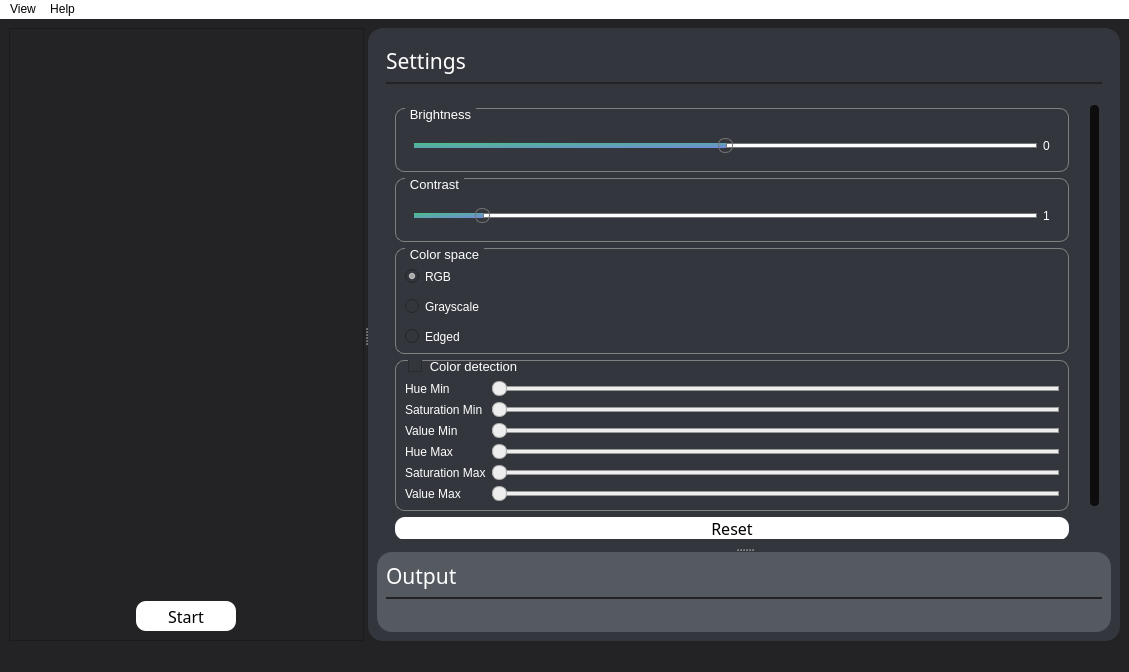
The window that ui_mainWindow.ui (Tobias-Mauritzon/DAT067) describes before a commit, drawn with Qt 5.
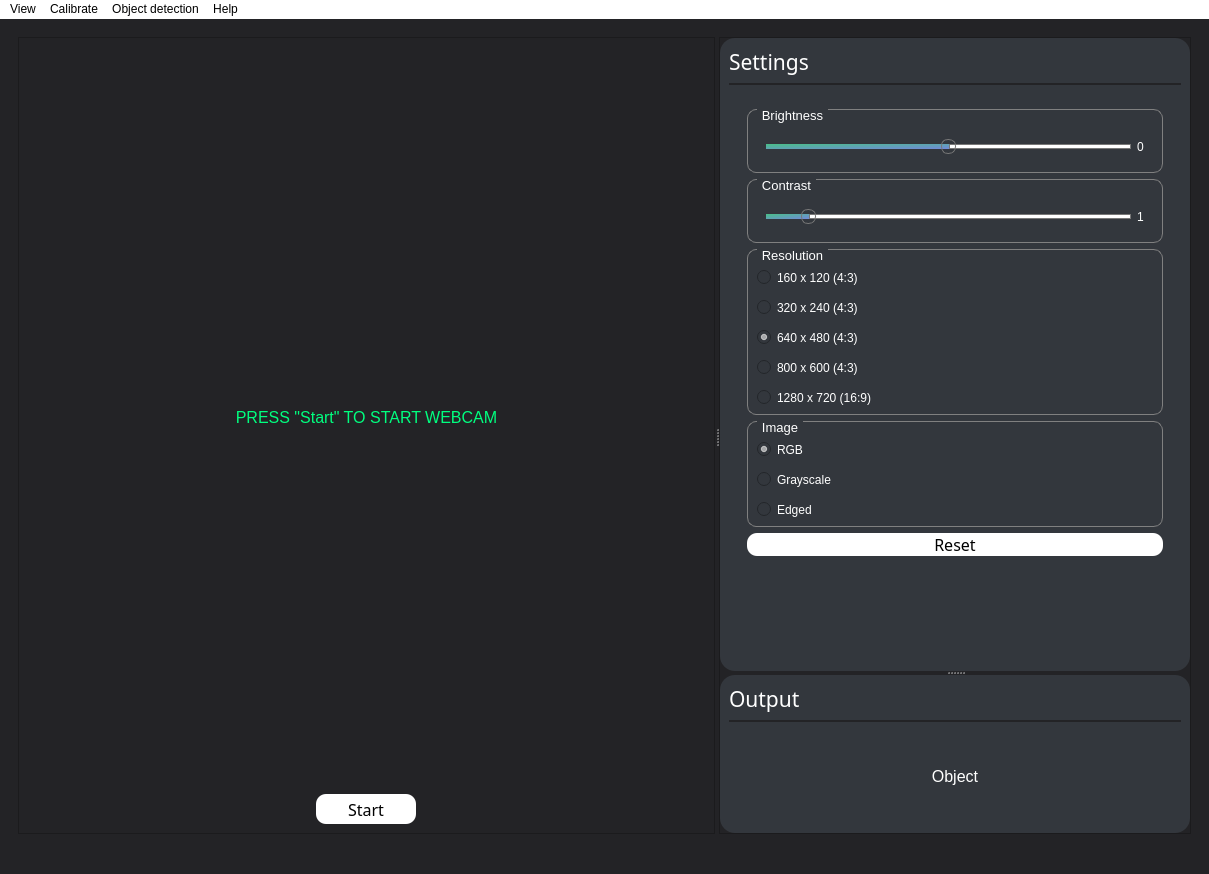
The same window after the commit.

Patch:
```diff
--- a/ui_mainWindow.ui
+++ b/ui_mainWindow.ui
@@ -6,8 +6,8 @@
    <rect>
     <x>0</x>
     <y>0</y>
-    <width>1129</width>
-    <height>672</height>
+    <width>1209</width>
+    <height>874</height>
    </rect>
   </property>
   <property name="windowTitle">
@@ -32,7 +32,7 @@
 /*  HANDLE BAR VERTICAL */
  QScrollBar::handle:vertical
  {
-     background-color: #0D0D0D;         /* Handle color */
+     background-color: rgb(35, 35, 38);         /* Handle color */
      min-height: 5px;
      border-radius: 4px;
  }
@@ -143,11 +143,23 @@
 }
 
 
+/*Buttons*/
 
+QPushButton{
+	background-color: white;
+	border-radius: 10;
+}
 
 </string>
   </property>
   <widget class="QWidget" name="centralwidget">
+   <layout class="QGridLayout" name="gridLayout_2">
+    <item row="0" column="0">
+     <widget class="QStackedWidget" name="stackedWidget">
+      <property name="currentIndex">
+       <number>0</number>
+      </property>
+      <widget class="QWidget" name="camMenu">
    <layout class="QHBoxLayout" name="horizontalLayout">
     <item>
      <widget class="QSplitter" name="Splitter_frame">
@@ -197,14 +209,19 @@
             <height>1</height>
            </size>
           </property>
+              <property name="font">
+               <font>
+                <pointsize>12</pointsize>
+               </font>
+              </property>
           <property name="autoFillBackground">
            <bool>false</bool>
           </property>
           <property name="styleSheet">
-           <string notr="true"/>
+               <string notr="true">color: rgb(0, 255, 127)</string>
           </property>
           <property name="text">
-           <string/>
+               <string>PRESS &quot;Start&quot; TO START WEBCAM</string>
           </property>
           <property name="scaledContents">
            <bool>false</bool>
@@ -238,14 +255,15 @@
            <font>
             <family>Rockwell</family>
             <pointsize>12</pointsize>
+                <weight>50</weight>
+                <bold>false</bold>
            </font>
           </property>
           <property name="layoutDirection">
            <enum>Qt::LeftToRight</enum>
           </property>
           <property name="styleSheet">
-           <string notr="true">background-color: rgb(255,255,255); 
-border-radius: 10px</string>
+               <string notr="true"/>
           </property>
           <property name="text">
            <string>Start</string>
@@ -266,7 +284,7 @@
        </property>
        <property name="minimumSize">
         <size>
-         <width>200</width>
+             <width>300</width>
          <height>0</height>
         </size>
        </property>
@@ -277,7 +295,7 @@
         </size>
        </property>
        <property name="styleSheet">
-        <string notr="true">background-color:rgb(51, 55, 61); border-radius: 15px;</string>
+            <string notr="true"/>
        </property>
        <property name="frameShape">
         <enum>QFrame::StyledPanel</enum>
@@ -286,6 +304,21 @@
         <enum>QFrame::Raised</enum>
        </property>
        <layout class="QVBoxLayout" name="verticalLayout_2">
+            <property name="spacing">
+             <number>6</number>
+            </property>
+            <property name="leftMargin">
+             <number>0</number>
+            </property>
+            <property name="topMargin">
+             <number>0</number>
+            </property>
+            <property name="rightMargin">
+             <number>0</number>
+            </property>
+            <property name="bottomMargin">
+             <number>0</number>
+            </property>
         <item>
          <widget class="QSplitter" name="Splitter_sidePanel">
           <property name="enabled">
@@ -308,7 +341,7 @@
             </sizepolicy>
            </property>
            <property name="styleSheet">
-            <string notr="true"/>
+                <string notr="true">background-color:rgb(51, 55, 61); border-radius: 15px;</string>
            </property>
            <property name="frameShape">
             <enum>QFrame::StyledPanel</enum>
@@ -401,8 +434,8 @@
                 <rect>
                  <x>0</x>
                  <y>0</y>
-                 <width>692</width>
-                 <height>493</height>
+                     <width>468</width>
+                     <height>563</height>
                 </rect>
                </property>
                <layout class="QVBoxLayout" name="verticalLayout_4">
@@ -428,7 +461,7 @@
                   </property>
                   <layout class="QVBoxLayout" name="verticalLayout_5">
                    <property name="leftMargin">
-                    <number>0</number>
+                        <number>9</number>
                    </property>
                    <item>
                     <widget class="QGroupBox" name="groupBox_3">
@@ -705,6 +738,94 @@
                      </layout>
                     </widget>
                    </item>
+                       <item>
+                        <widget class="QGroupBox" name="groupBox">
+                         <property name="font">
+                          <font>
+                           <pointsize>10</pointsize>
+                          </font>
+                         </property>
+                         <property name="styleSheet">
+                          <string notr="true">
+QGroupBox {
+    border: 1px solid gray;
+    border-radius: 9px;
+    margin-top: 0.5em;
+}
+
+QGroupBox::title {
+	color: white;
+	subcontrol-origin: margin;
+    left: 10px;
+    padding: -3 3px 0 3px;
+}</string>
+                         </property>
+                         <property name="title">
+                          <string>Resolution</string>
+                         </property>
+                         <layout class="QVBoxLayout" name="verticalLayout_11">
+                          <property name="spacing">
+                           <number>15</number>
+                          </property>
+                          <property name="topMargin">
+                           <number>20</number>
+                          </property>
+                          <item>
+                           <widget class="QRadioButton" name="radioButton_res_0">
+                            <property name="styleSheet">
+                             <string notr="true">color: white;</string>
+                            </property>
+                            <property name="text">
+                             <string>160 x 120 (4:3) </string>
+                            </property>
+                           </widget>
+                          </item>
+                          <item>
+                           <widget class="QRadioButton" name="radioButton_res_1">
+                            <property name="styleSheet">
+                             <string notr="true">color: white;</string>
+                            </property>
+                            <property name="text">
+                             <string>320 x 240 (4:3)</string>
+                            </property>
+                           </widget>
+                          </item>
+                          <item>
+                           <widget class="QRadioButton" name="radioButton_res_2">
+                            <property name="styleSheet">
+                             <string notr="true">color:white;</string>
+                            </property>
+                            <property name="text">
+                             <string>640 x 480 (4:3)</string>
+                            </property>
+                            <property name="checked">
+                             <bool>true</bool>
+                            </property>
+                           </widget>
+                          </item>
+                          <item>
+                           <widget class="QRadioButton" name="radioButton_res_3">
+                            <property name="styleSheet">
+                             <string notr="true">color: white;</string>
+                            </property>
+                            <property name="text">
+                             <string>800 x 600 (4:3) </string>
+                            </property>
+                           </widget>
+                          </item>
+                          <item>
+                           <widget class="QRadioButton" name="radioButton_res_4">
+                            <property name="styleSheet">
+                             <string notr="true">color:white;</string>
+                            </property>
+                            <property name="text">
+                             <string>1280 x 720 (16:9)</string>
+                            </property>
+                           </widget>
+                          </item>
+                         </layout>
+                        </widget>
+                       </item>
                    <item>
                     <widget class="QGroupBox" name="groupBox_2">
                      <property name="sizePolicy">
@@ -749,7 +870,7 @@
 }</string>
                      </property>
                      <property name="title">
-                      <string>Color space</string>
+                          <string>Image</string>
                      </property>
                      <property name="alignment">
                       <set>Qt::AlignLeading|Qt::AlignLeft|Qt::AlignTop</set>
@@ -821,185 +942,6 @@
                      </layout>
                     </widget>
                    </item>
-                   <item>
-                    <widget class="QGroupBox" name="groupBox_Color_detection">
-                     <property name="sizePolicy">
-                      <sizepolicy hsizetype="Preferred" vsizetype="Preferred">
-                       <horstretch>0</horstretch>
-                       <verstretch>0</verstretch>
-                      </sizepolicy>
-                     </property>
-                     <property name="minimumSize">
-                      <size>
-                       <width>0</width>
-                       <height>0</height>
-                      </size>
-                     </property>
-                     <property name="maximumSize">
-                      <size>
-                       <width>16777215</width>
-                       <height>16777215</height>
-                      </size>
-                     </property>
-                     <property name="font">
-                      <font>
-                       <pointsize>10</pointsize>
-                      </font>
-                     </property>
-                     <property name="autoFillBackground">
-                      <bool>false</bool>
-                     </property>
-                     <property name="styleSheet">
-                      <string notr="true">
-QGroupBox {
-    border: 1px solid gray;
-    border-radius: 9px;
-    margin-top: 0.5em;
-}
-
-QGroupBox::title {
-	color: white;
-	subcontrol-origin: margin;
-    left: 10px;
-    padding: -3 3px 0 3px;
-}</string>
-                     </property>
-                     <property name="title">
-                      <string>Color detection</string>
-                     </property>
-                     <property name="alignment">
-                      <set>Qt::AlignLeading|Qt::AlignLeft|Qt::AlignTop</set>
-                     </property>
-                     <property name="flat">
-                      <bool>false</bool>
-                     </property>
-                     <property name="checkable">
-                      <bool>true</bool>
-                     </property>
-                     <property name="checked">
-                      <bool>false</bool>
-                     </property>
-                     <layout class="QFormLayout" name="formLayout">
-                      <property name="sizeConstraint">
-                       <enum>QLayout::SetDefaultConstraint</enum>
-                      </property>
-                      <property name="leftMargin">
-                       <number>9</number>
-                      </property>
-                      <property name="topMargin">
-                       <number>20</number>
-                      </property>
-                      <item row="0" column="0">
-                       <widget class="QLabel" name="label_3">
-                        <property name="styleSheet">
-                         <string notr="true">color: white;</string>
-                        </property>
-                        <property name="text">
-                         <string>Hue Min</string>
-                        </property>
-                       </widget>
-                      </item>
-                      <item row="0" column="1">
-                       <widget class="QSlider" name="Slider_HMin">
-                        <property name="value">
-                         <number>0</number>
-                        </property>
-                        <property name="sliderPosition">
-                         <number>0</number>
-                        </property>
-                        <property name="orientation">
-                         <enum>Qt::Horizontal</enum>
-                        </property>
-                       </widget>
-                      </item>
-                      <item row="1" column="0">
-                       <widget class="QLabel" name="label_4">
-                        <property name="styleSheet">
-                         <string notr="true">color: white;</string>
-                        </property>
-                        <property name="text">
-                         <string>Saturation Min</string>
-                        </property>
-                       </widget>
-                      </item>
-                      <item row="1" column="1">
-                       <widget class="QSlider" name="Slider_SMin">
-                        <property name="orientation">
-                         <enum>Qt::Horizontal</enum>
-                        </property>
-                       </widget>
-                      </item>
-                      <item row="2" column="0">
-                       <widget class="QLabel" name="label_5">
-                        <property name="styleSheet">
-                         <string notr="true">color: white;</string>
-                        </property>
-                        <property name="text">
-                         <string>Value Min</string>
-                        </property>
-                       </widget>
-                      </item>
-                      <item row="2" column="1">
-                       <widget class="QSlider" name="Slider_VMin">
-                        <property name="orientation">
-                         <enum>Qt::Horizontal</enum>
-                        </property>
-                       </widget>
-                      </item>
-                      <item row="3" column="0">
-                       <widget class="QLabel" name="label_8">
-                        <property name="styleSheet">
-                         <string notr="true">color: white;</string>
-                        </property>
-                        <property name="text">
-                         <string>Hue Max</string>
-                        </property>
-                       </widget>
-                      </item>
-                      <item row="3" column="1">
-                       <widget class="QSlider" name="Slider_HMax">
-                        <property name="orientation">
-                         <enum>Qt::Horizontal</enum>
-                        </property>
-                       </widget>
-                      </item>
-                      <item row="4" column="0">
-                       <widget class="QLabel" name="label_7">
-                        <property name="styleSheet">
-                         <string notr="true">color: white;</string>
-                        </property>
-                        <property name="text">
-                         <string>Saturation Max</string>
-                        </property>
-                       </widget>
-                      </item>
-                      <item row="4" column="1">
-                       <widget class="QSlider" name="Slider_SMax">
-                        <property name="orientation">
-                         <enum>Qt::Horizontal</enum>
-                        </property>
-                       </widget>
-                      </item>
-                      <item row="5" column="0">
-                       <widget class="QLabel" name="label_6">
-                        <property name="styleSheet">
-                         <string notr="true">color: white;</string>
-                        </property>
-                        <property name="text">
-                         <string>Value Max</string>
-                        </property>
-                       </widget>
-                      </item>
-                      <item row="5" column="1">
-                       <widget class="QSlider" name="Slider_VMax">
-                        <property name="orientation">
-                         <enum>Qt::Horizontal</enum>
-                        </property>
-                       </widget>
-                      </item>
-                     </layout>
-                    </widget>
-                   </item>
                    <item>
                     <widget class="QPushButton" name="Button_reset">
                      <property name="font">
@@ -1009,8 +951,16 @@
                       </font>
                      </property>
                      <property name="styleSheet">
-                      <string notr="true">background-color: rgb(255,255,255); 
-border-radius: 10px</string>
+                          <string notr="true">/*Buttons*/
+
+QPushButton{
+	background-color: white;
+	border-radius: 10;
+}
+
+QPushButton:pressed {	
+	background-color: #bcbcbc;
+}</string>
                      </property>
                      <property name="text">
                       <string>Reset</string>
@@ -1028,7 +978,7 @@
           </widget>
           <widget class="QFrame" name="informationFrame">
            <property name="styleSheet">
-            <string notr="true">background-color: rgb(85, 90, 97);</string>
+                <string notr="true">background-color:rgb(51, 55, 61); border-radius: 15px;</string>
            </property>
            <property name="frameShape">
             <enum>QFrame::StyledPanel</enum>
@@ -1086,10 +1036,65 @@
               <property name="frameShadow">
                <enum>QFrame::Raised</enum>
               </property>
+                  <layout class="QVBoxLayout" name="verticalLayout_10">
+                   <item>
+                    <widget class="QLabel" name="Label_object">
+                     <property name="font">
+                      <font>
+                       <pointsize>12</pointsize>
+                      </font>
+                     </property>
+                     <property name="styleSheet">
+                      <string notr="true">color: white;</string>
+                     </property>
+                     <property name="text">
+                      <string>Object</string>
+                     </property>
+                     <property name="alignment">
+                      <set>Qt::AlignCenter</set>
+                     </property>
              </widget>
             </item>
            </layout>
           </widget>
+                </item>
+               </layout>
+              </widget>
+             </widget>
+            </item>
+           </layout>
+          </widget>
+         </widget>
+        </item>
+       </layout>
+      </widget>
+      <widget class="QWidget" name="startMenu">
+       <layout class="QVBoxLayout" name="verticalLayout_12">
+        <item>
+         <widget class="QFrame" name="frame_5">
+          <property name="frameShape">
+           <enum>QFrame::StyledPanel</enum>
+          </property>
+          <property name="frameShadow">
+           <enum>QFrame::Raised</enum>
+          </property>
+          <layout class="QVBoxLayout" name="verticalLayout_13">
+           <item alignment="Qt::AlignHCenter|Qt::AlignTop">
+            <widget class="QLabel" name="Label_startMenuTitle">
+             <property name="font">
+              <font>
+               <pointsize>24</pointsize>
+              </font>
+             </property>
+             <property name="styleSheet">
+              <string notr="true">color: white;</string>
+             </property>
+             <property name="text">
+              <string>Calibration</string>
+             </property>
+            </widget>
+           </item>
+          </layout>
          </widget>
         </item>
        </layout>
@@ -1103,7 +1108,7 @@
     <rect>
      <x>0</x>
      <y>0</y>
-     <width>1129</width>
+     <width>1209</width>
      <height>22</height>
     </rect>
    </property>
@@ -1139,7 +1144,21 @@
     <addaction name="actionAbout"/>
     <addaction name="separator"/>
    </widget>
+   <widget class="QMenu" name="menuObject_detection">
+    <property name="title">
+     <string>Object detection</string>
+    </property>
+    <addaction name="actionFace_detection"/>
+    <addaction name="actionCar_detection"/>
+   </widget>
+   <widget class="QMenu" name="menuCalibrate">
+    <property name="title">
+     <string>Calibrate</string>
+    </property>
+   </widget>
    <addaction name="menuView"/>
+   <addaction name="menuCalibrate"/>
+   <addaction name="menuObject_detection"/>
    <addaction name="menuHelp"/>
   </widget>
   <widget class="QStatusBar" name="statusbar"/>
```
Left out of the diff: 51 changed lines with no effect on the pictures. Lines whose indentation alone changed are shown as unchanged.
